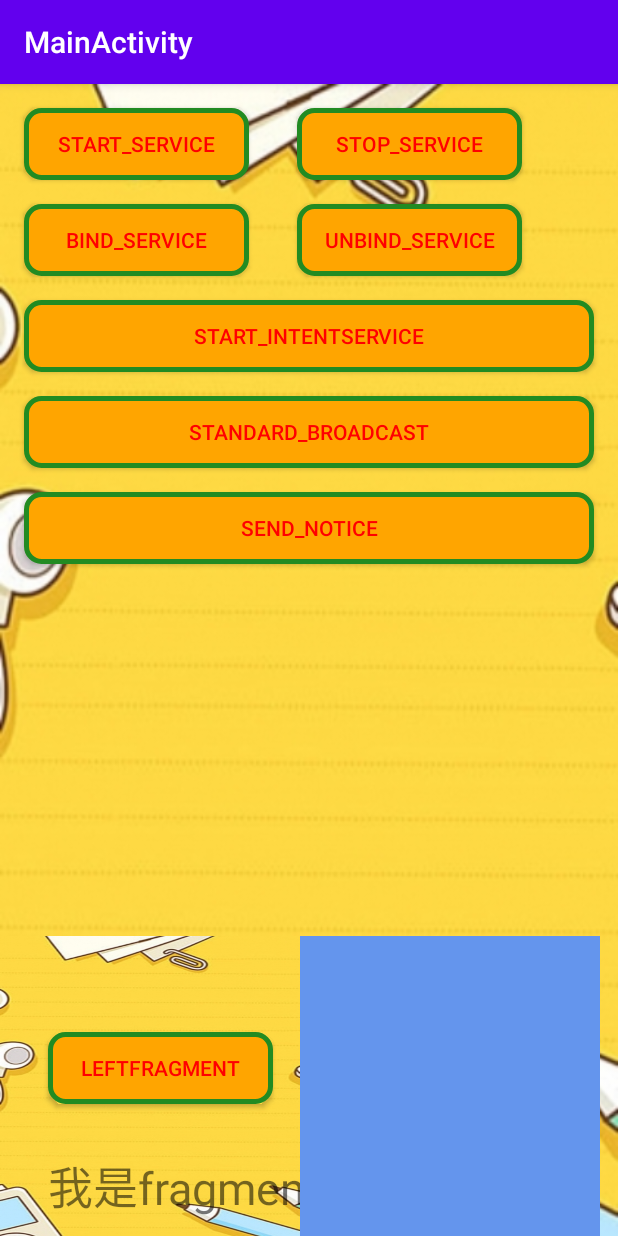
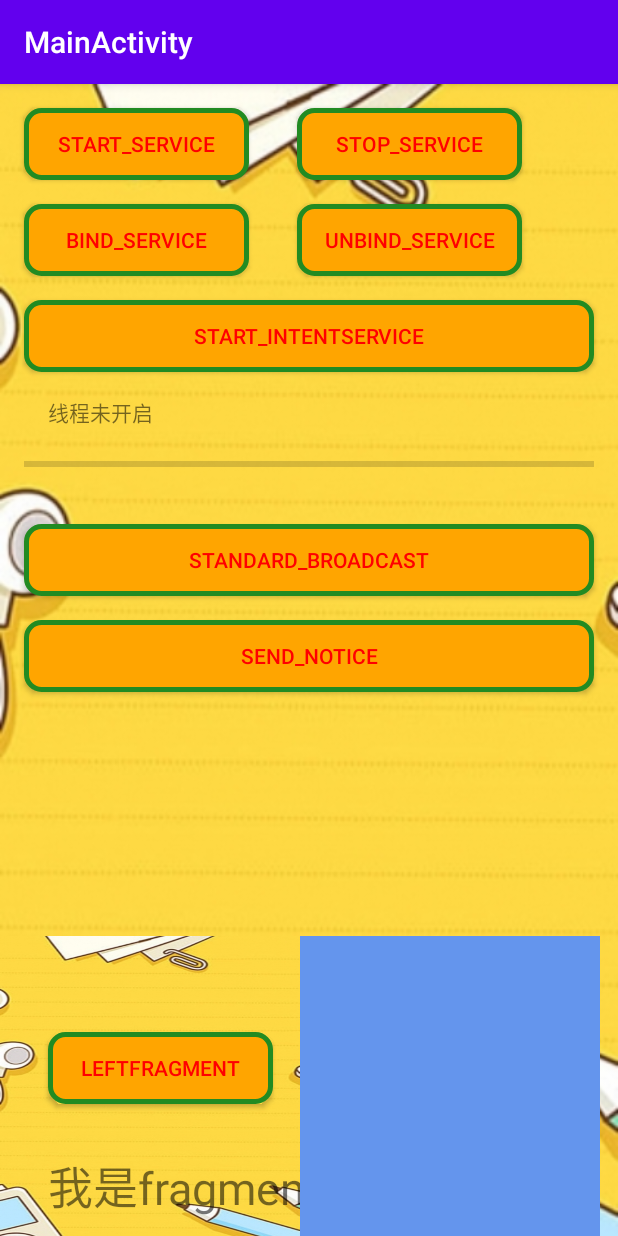
Before and after one commit to haoxiangkaixuea/Work-Two-Week, an Android app: the screen it shows after launch (MainActivity), on a phone screen of 412 x 824 dp. Run offline under Robolectric (Android 15) with nearby library versions, the phone set to English and light mode, and no system bars.

Commit message:
第二周十六次最终提交

```diff
--- a/app/build.gradle
+++ b/app/build.gradle
@@ -34,6 +34,7 @@ dependencies {
     implementation 'androidx.appcompat:appcompat:1.1.0'
     implementation 'androidx.constraintlayout:constraintlayout:1.1.3'
     implementation 'org.jetbrains:annotations:15.0'
+    implementation 'androidx.localbroadcastmanager:localbroadcastmanager:1.0.0'
     testImplementation 'junit:junit:4.12'
     androidTestImplementation 'androidx.test.ext:junit:1.1.1'
     androidTestImplementation 'androidx.test.espresso:espresso-core:3.2.0'
--- a/app/src/main/java/cn/edu/scujcc/worktwoweek/AnotherLeftFragment.java
+++ b/app/src/main/java/cn/edu/scujcc/worktwoweek/AnotherLeftFragment.java
@@ -24,16 +24,14 @@ public class AnotherLeftFragment extends Fragment {
         bundle = this.getArguments();
 
         // 步骤2:获取某一值
-        message = bundle.getString("message");
+        // message = bundle.getString("message");
 
         // 步骤3:设置按钮,将设置的值显示出来
         receiveButton.setOnClickListener(new View.OnClickListener() {
             @Override
             public void onClick(View v) {
-
                 // 显示传递过来的值
                 receiveText.setText(message);
-
             }
         });
         return view;
--- a/app/src/main/java/cn/edu/scujcc/worktwoweek/MainActivity.java
+++ b/app/src/main/java/cn/edu/scujcc/worktwoweek/MainActivity.java
@@ -15,12 +15,15 @@ import android.os.IBinder;
 import android.util.Log;
 import android.view.View;
 import android.widget.Button;
+import android.widget.ProgressBar;
+import android.widget.TextView;
 import android.widget.Toast;
 
 import androidx.appcompat.app.AppCompatActivity;
 import androidx.fragment.app.Fragment;
 import androidx.fragment.app.FragmentManager;
 import androidx.fragment.app.FragmentTransaction;
+import androidx.localbroadcastmanager.content.LocalBroadcastManager;
 
 /**
  * @author Administrator
@@ -28,6 +31,9 @@ import androidx.fragment.app.FragmentTransaction;
 public class MainActivity extends AppCompatActivity implements View.OnClickListener {
     public static final String TAG = "MainActivity";
     public static final int SEND_NOTICE = 1;
+    public static final String ACTION = "com.iffiness.intensified.metrication";
+    private TextView tv;
+    private ProgressBar pb;
     private Button mLeft;
     private Button mStart, mStop;
     private Button bindService, unBindService;
@@ -37,6 +43,9 @@ public class MainActivity extends AppCompatActivity implements View.OnClickListe
     private MyService.DownLoadBinder downLoadBinder;
     private IntentFilter intentFilter;
     private NetworkChangeReceiver networkChangeReceiver;
+    private LocalBroadcastManager mLocalBroadcastManager;
+    private MyBroadcastReceiver mMyBroadcastReceiver;
+
     /**
      * bindService
      * 创建ServiceConnection匿名类（匿名内部类只能使用一次，它通常用来简化代码编写，
@@ -62,6 +71,7 @@ public class MainActivity extends AppCompatActivity implements View.OnClickListe
     protected void onCreate(Bundle savedInstanceState) {
         super.onCreate(savedInstanceState);
         setContentView(R.layout.activity_main);
+
         //给左侧碎片添加一个点击实例，点击左侧的按钮就会把右侧碎片替换为新的碎片
         mLeft = findViewById(R.id.left);
         mLeft.setOnClickListener(this);
@@ -83,8 +93,11 @@ public class MainActivity extends AppCompatActivity implements View.OnClickListe
         unBindService.setOnClickListener(this);
 
         //IntentService
+        tv = (TextView) findViewById(R.id.tv);
+        pb = (ProgressBar) findViewById(R.id.prb);
         startIntentService = findViewById(R.id.start_intent_service);
         startIntentService.setOnClickListener(this);
+        initBroadcastReceiver();
 
         //动态注册广播
         intentFilter = new IntentFilter();
@@ -118,6 +131,10 @@ public class MainActivity extends AppCompatActivity implements View.OnClickListe
     protected void onDestroy() {
         Log.d(TAG, "onDestroy");
         super.onDestroy();
+
+        if (mLocalBroadcastManager != null && mMyBroadcastReceiver != null) {
+            mLocalBroadcastManager.unregisterReceiver(mMyBroadcastReceiver);
+        }
 
         //动态注册的广播接收器在最后一定要在onDestroy中取消注册,调用unbindService方法取消注册
         unregisterReceiver(networkChangeReceiver);
@@ -155,7 +172,7 @@ public class MainActivity extends AppCompatActivity implements View.OnClickListe
             //IntentService
             case R.id.start_intent_service:
                 Log.d(TAG, "Thread id is" + Thread.currentThread().getId());
-                Intent intentService = new Intent(this, MyIntentService.class);
+                Intent intentService = new Intent(this, ProgressBar.class);
                 startService(intentService);
                 break;
 
@@ -188,6 +205,18 @@ public class MainActivity extends AppCompatActivity implements View.OnClickListe
         fragmentTransaction.commit();
     }
 
+    private void initBroadcastReceiver() {
+        if (mLocalBroadcastManager == null) {
+            mLocalBroadcastManager = LocalBroadcastManager.getInstance(this);
+        }
+        if (mMyBroadcastReceiver == null) {
+            mMyBroadcastReceiver = new MyBroadcastReceiver();
+        }
+        IntentFilter intentFilter = new IntentFilter();
+        intentFilter.addAction(ACTION);
+        mLocalBroadcastManager.registerReceiver(mMyBroadcastReceiver, intentFilter);
+    }
+
     /**
      * 动态注册广播
      */
@@ -216,4 +245,19 @@ public class MainActivity extends AppCompatActivity implements View.OnClickListe
         }
     }
 
+    public class MyBroadcastReceiver extends BroadcastReceiver {
+        @Override
+        public void onReceive(Context context, Intent intent) {
+            //根据IntentService中的发送的广播来进行UI更新
+            if (intent.getAction().equals(ACTION)) {
+                int progress = intent.getIntExtra("progress", 0);
+                if (progress > 0 && progress < 100) {
+                    tv.setText("线程进行中");
+                } else if (progress >= 100) {
+                    tv.setText("线程结束");
+                }
+                pb.setProgress(progress);
+            }
+        }
+    }
 }
--- a/app/src/main/java/cn/edu/scujcc/worktwoweek/MyBroadcastsReceiver.java
+++ b/app/src/main/java/cn/edu/scujcc/worktwoweek/MyBroadcastsReceiver.java
@@ -4,15 +4,19 @@ import android.content.BroadcastReceiver;
 import android.content.Context;
 import android.content.Intent;
 import android.util.Log;
+import android.widget.ProgressBar;
 import android.widget.Toast;
 
 /**
  * @author Administrator
  */
 public class MyBroadcastsReceiver extends BroadcastReceiver {
+    ProgressBar mProgressBar1;
+
     @Override
     public void onReceive(Context context, Intent intent) {
         Toast.makeText(context, "received in standerMyBroadcastReceiver", Toast.LENGTH_SHORT).show();
         Log.d("stander", "standerMyBroadcastReceiver");
     }
+
 }
--- a/app/src/main/res/layout/activity_main.xml
+++ b/app/src/main/res/layout/activity_main.xml
@@ -92,14 +92,16 @@
         android:layout_width="match_parent"
         android:layout_height="wrap_content"
         android:layout_marginStart="16dp"
-        android:layout_marginTop="16dp"
+        android:layout_marginTop="32dp"
         android:layout_marginEnd="16dp"
         android:background="@drawable/button_img"
         android:focusable="true"
         android:text="Standard_Broadcast"
         android:textColor="@color/red"
+        app:layout_constraintEnd_toEndOf="parent"
+        app:layout_constraintHorizontal_bias="1.0"
         app:layout_constraintStart_toStartOf="@+id/start_intent_service"
-        app:layout_constraintTop_toBottomOf="@+id/start_intent_service" />
+        app:layout_constraintTop_toBottomOf="@+id/prb" />
 
     <Button
         android:id="@+id/send_notice"
@@ -115,4 +117,28 @@
         app:layout_constraintStart_toStartOf="@+id/send_broadcast"
         app:layout_constraintTop_toBottomOf="@+id/send_broadcast" />
 
+    <TextView
+        android:id="@+id/tv"
+        android:layout_width="wrap_content"
+        android:layout_height="wrap_content"
+        android:layout_gravity="center"
+        android:layout_marginTop="16dp"
+        android:text="线程未开启"
+        android:textSize="14sp"
+        app:layout_constraintStart_toStartOf="@+id/start_intent_service"
+        app:layout_constraintTop_toBottomOf="@+id/start_intent_service" />
+
+    <ProgressBar
+        android:id="@+id/prb"
+        style="@style/Widget.AppCompat.ProgressBar.Horizontal"
+        android:layout_width="match_parent"
+        android:layout_height="wrap_content"
+        android:layout_marginStart="16dp"
+        android:layout_marginTop="16dp"
+        android:layout_marginEnd="16dp"
+        android:max="100"
+        app:layout_constraintEnd_toEndOf="parent"
+        app:layout_constraintStart_toStartOf="parent"
+        app:layout_constraintTop_toBottomOf="@+id/tv" />
+
 </androidx.constraintlayout.widget.ConstraintLayout>
```
Also changed, not shown: app/src/main/AndroidManifest.xml (+20 -13 lines), app/src/main/java/cn/edu/scujcc/worktwoweek/MyIntentService.java (+101 -19 lines), app/src/main/java/cn/edu/scujcc/worktwoweek/PoreBarActivity.java (added, +42 -0 lines), app/src/main/java/cn/edu/scujcc/worktwoweek/ProgreBarActivity.java (deleted, +0 -15 lines).
